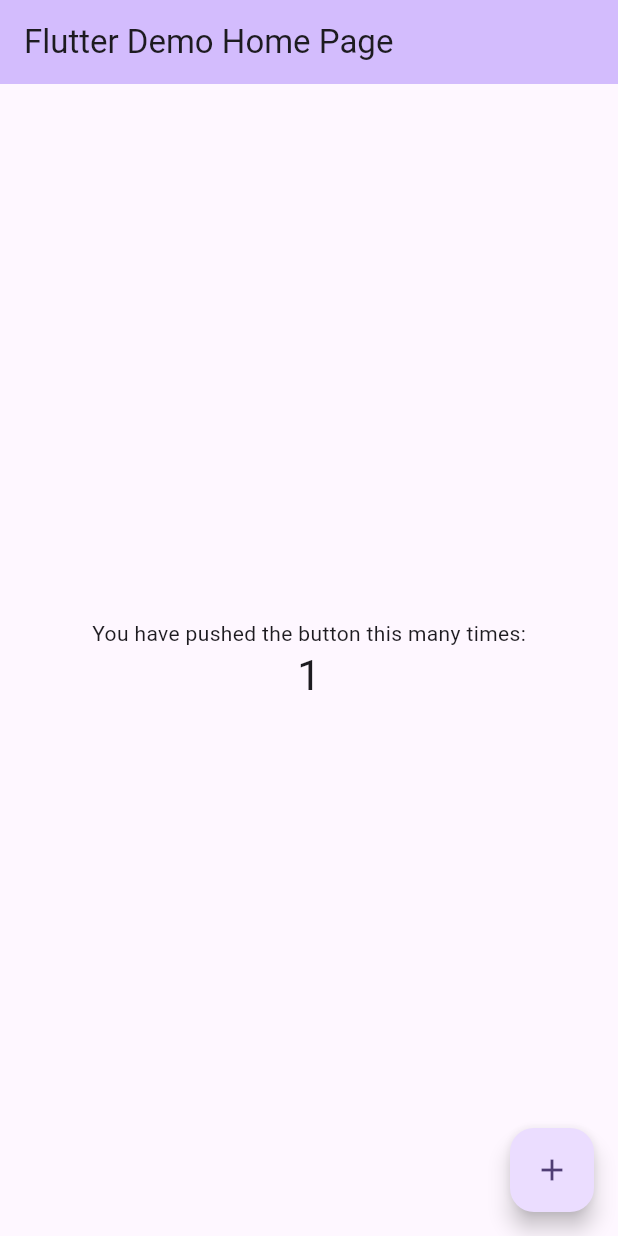
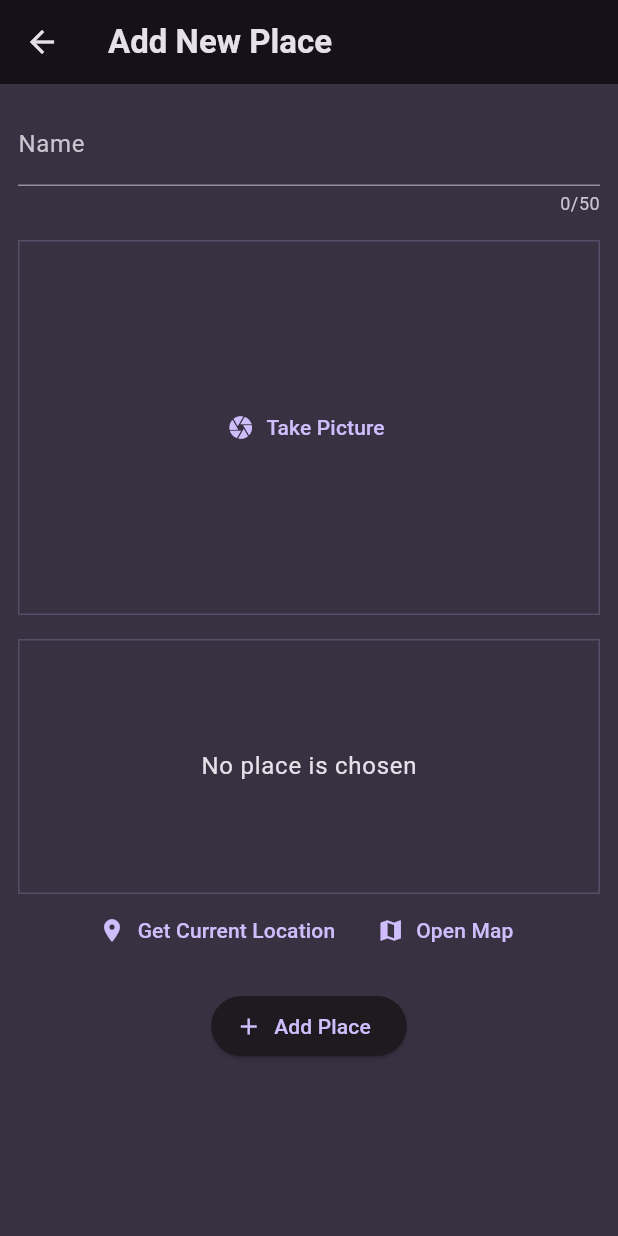
Before and after one commit to AlvinChiew/learn-dart-flutter, a Flutter app: the screen it shows after launch, after a tap on the "add" icon, on a phone screen of 412 x 824 dp. Run offline on Flutter 3.47's test engine with Material 3 defaults, Android fonts, the phone set to English and light mode, and no system bars; our stand-ins replace flutter_dotenv, flutter_riverpod, google_fonts, google_maps_flutter, image_picker, location.

Commit message:
Add learnings

```diff
--- /dev/null
+++ b/app/lib/components/location_input.dart
@@ -0,0 +1,94 @@
+import 'package:app/models/place_model.dart';
+import 'package:app/screens/map_screen.dart';
+import 'package:app/scripts/get_location.dart';
+import 'package:flutter/material.dart';
+import 'package:google_maps_flutter/google_maps_flutter.dart';
+
+class LocationInput extends StatefulWidget {
+  const LocationInput(this.returnLocation, {super.key});
+  final void Function(PlaceLocation location) returnLocation;
+
+  @override
+  State<LocationInput> createState() => _LocationInputState();
+}
+
+class Coordinate {
+  const Coordinate(this.lat, this.lng);
+  final double lat;
+  final double lng;
+}
+
+class _LocationInputState extends State<LocationInput> {
+  PlaceLocation? _location;
+  bool _isFetchingLocation = false;
+
+  void _savePlace([Coordinate? coordinate]) async {
+    setState(() {
+      _isFetchingLocation = true;
+    });
+
+    final location = coordinate == null
+        ? await getCurrentLocation()
+        : await getLocation(coordinate.lat, coordinate.lng);
+    setState(() {
+      _location = location;
+      _isFetchingLocation = false;
+    });
+    widget.returnLocation(location!);
+  }
+
+  @override
+  Widget build(BuildContext context) {
+    return Column(
+      crossAxisAlignment: CrossAxisAlignment.center,
+      children: [
+        Container(
+          alignment: Alignment.center,
+          height: 170,
+          width: double.infinity,
+          decoration: BoxDecoration(
+            border: Border.all(
+              width: 1,
+              color: Theme.of(context).colorScheme.primary.withOpacity(0.2),
+            ),
+          ),
+          child: _isFetchingLocation
+              ? const CircularProgressIndicator()
+              : _location == null
+                  ? Text(
+                      'No place is chosen',
+                      style: Theme.of(context).textTheme.bodyLarge!.copyWith(
+                          color: Theme.of(context).colorScheme.onBackground),
+                    )
+                  : Image(image: _location!.image),
+        ),
+        Row(
+          mainAxisAlignment: MainAxisAlignment.center,
+          children: [
+            TextButton.icon(
+                onPressed: () async {
+                  _savePlace();
+                },
+                icon: const Icon(Icons.location_on),
+                label: const Text('Get Current Location')),
+            TextButton.icon(
+                onPressed: () async {
+                  final LatLng? pickedLocation = await Navigator.of(context)
+                      .push(MaterialPageRoute(builder: (ctx) {
+                    return const MapScreen();
+                  }));
+
+                  if (pickedLocation == null) {
+                    return;
+                  }
+                  _savePlace(Coordinate(
+                      pickedLocation.latitude, pickedLocation.longitude));
+                },
+                icon: const Icon(Icons.map),
+                label: const Text('Open Map')),
+          ],
+        )
+      ],
+    );
+  }
+}
--- /dev/null
+++ b/app/lib/components/photo_input.dart
@@ -0,0 +1,54 @@
+import 'dart:io';
+
+import 'package:app/scripts/take_photo.dart';
+import 'package:flutter/material.dart';
+
+class PhotoInput extends StatefulWidget {
+  const PhotoInput(this.returnPhoto, {super.key});
+  final void Function(File photo) returnPhoto;
+
+  @override
+  State<PhotoInput> createState() => _PhotoInputState();
+}
+
+class _PhotoInputState extends State<PhotoInput> {
+  File? picture;
+
+  void takePicture() async {
+    final newPicture = await takePhoto();
+    setState(() {
+      picture = newPicture;
+    });
+
+    widget.returnPhoto(newPicture!);
+  }
+
+  @override
+  Widget build(BuildContext context) {
+    return Container(
+      height: 250,
+      width: double.infinity,
+      decoration: BoxDecoration(
+        border: Border.all(
+          width: 1,
+          color: Theme.of(context).colorScheme.primary.withOpacity(0.2),
+        ),
+      ),
+      child: picture == null
+          ? TextButton.icon(
+              onPressed: takePicture,
+              icon: const Icon(Icons.camera),
+              label: const Text('Take Picture'),
+            )
+          : GestureDetector(
+              onTap: takePicture,
+              child: Image.file(
+                picture!,
+                fit: BoxFit.cover,
+                height: double.infinity,
+                width: double.infinity,
+              ),
+            ),
+    );
+  }
+}
--- a/app/lib/main.dart
+++ b/app/lib/main.dart
@@ -1,125 +1,26 @@
+import 'package:app/screens/place_list_screen.dart';
+import 'package:app/theme.dart';
 import 'package:flutter/material.dart';
+import 'package:flutter_dotenv/flutter_dotenv.dart';
+import 'package:flutter_riverpod/flutter_riverpod.dart';
 
-void main() {
-  runApp(const MyApp());
+void main() async {
+  await dotenv.load();
+  runApp(const ProviderScope(child: App()));
 }
 
-class MyApp extends StatelessWidget {
-  const MyApp({super.key});
+class App extends StatelessWidget {
+  const App({Key? key}) : super(key: key);
 
-  // This widget is the root of your application.
   @override
   Widget build(BuildContext context) {
     return MaterialApp(
-      title: 'Flutter Demo',
-      theme: ThemeData(
-        // This is the theme of your application.
-        //
-        // TRY THIS: Try running your application with "flutter run". You'll see
-        // the application has a blue toolbar. Then, without quitting the app,
-        // try changing the seedColor in the colorScheme below to Colors.green
-        // and then invoke "hot reload" (save your changes or press the "hot
-        // reload" button in a Flutter-supported IDE, or press "r" if you used
-        // the command line to start the app).
-        //
-        // Notice that the counter didn't reset back to zero; the application
-        // state is not lost during the reload. To reset the state, use hot
-        // restart instead.
-        //
-        // This works for code too, not just values: Most code changes can be
-        // tested with just a hot reload.
-        colorScheme: ColorScheme.fromSeed(seedColor: Colors.deepPurple),
-        useMaterial3: true,
+      title: 'Favorite Places',
+      theme: theme,
+      home: const Padding(
+        padding: EdgeInsets.all(8),
+        child: PlaceListScreen(),
       ),
-      home: const MyHomePage(title: 'Flutter Demo Home Page'),
     );
   }
 }
-
-class MyHomePage extends StatefulWidget {
-  const MyHomePage({super.key, required this.title});
-
-  // This widget is the home page of your application. It is stateful, meaning
-  // that it has a State object (defined below) that contains fields that affect
-  // how it looks.
-
-  // This class is the configuration for the state. It holds the values (in this
-  // case the title) provided by the parent (in this case the App widget) and
-  // used by the build method of the State. Fields in a Widget subclass are
-  // always marked "final".
-
-  final String title;
-
-  @override
-  State<MyHomePage> createState() => _MyHomePageState();
-}
-
-class _MyHomePageState extends State<MyHomePage> {
-  int _counter = 0;
-
-  void _incrementCounter() {
-    setState(() {
-      // This call to setState tells the Flutter framework that something has
-      // changed in this State, which causes it to rerun the build method below
-      // so that the display can reflect the updated values. If we changed
-      // _counter without calling setState(), then the build method would not be
-      // called again, and so nothing would appear to happen.
-      _counter++;
-    });
-  }
-
-  @override
-  Widget build(BuildContext context) {
-    // This method is rerun every time setState is called, for instance as done
-    // by the _incrementCounter method above.
-    //
-    // The Flutter framework has been optimized to make rerunning build methods
-    // fast, so that you can just rebuild anything that needs updating rather
-    // than having to individually change instances of widgets.
-    return Scaffold(
-      appBar: AppBar(
-        // TRY THIS: Try changing the color here to a specific color (to
-        // Colors.amber, perhaps?) and trigger a hot reload to see the AppBar
-        // change color while the other colors stay the same.
-        backgroundColor: Theme.of(context).colorScheme.inversePrimary,
-        // Here we take the value from the MyHomePage object that was created by
-        // the App.build method, and use it to set our appbar title.
-        title: Text(widget.title),
-      ),
-      body: Center(
-        // Center is a layout widget. It takes a single child and positions it
-        // in the middle of the parent.
-        child: Column(
-          // Column is also a layout widget. It takes a list of children and
-          // arranges them vertically. By default, it sizes itself to fit its
-          // children horizontally, and tries to be as tall as its parent.
-          //
-          // Column has various properties to control how it sizes itself and
-          // how it positions its children. Here we use mainAxisAlignment to
-          // center the children vertically; the main axis here is the vertical
-          // axis because Columns are vertical (the cross axis would be
-          // horizontal).
-          //
-          // TRY THIS: Invoke "debug painting" (choose the "Toggle Debug Paint"
-          // action in the IDE, or press "p" in the console), to see the
-          // wireframe for each widget.
-          mainAxisAlignment: MainAxisAlignment.center,
-          children: <Widget>[
-            const Text(
-              'You have pushed the button this many times:',
-            ),
-            Text(
-              '$_counter',
-              style: Theme.of(context).textTheme.headlineMedium,
-            ),
-          ],
-        ),
-      ),
-      floatingActionButton: FloatingActionButton(
-        onPressed: _incrementCounter,
-        tooltip: 'Increment',
-        child: const Icon(Icons.add),
-      ), // This trailing comma makes auto-formatting nicer for build methods.
-    );
-  }
-}
--- /dev/null
+++ b/app/lib/models/place_model.dart
@@ -0,0 +1,23 @@
+import 'dart:io';
+import 'package:flutter/material.dart';
+import 'package:uuid/uuid.dart';
+
+const uuid = Uuid();
+
+class PlaceLocation {
+  const PlaceLocation(this.latitude, this.longitude, this.address, this.image);
+
+  final double latitude;
+  final double longitude;
+  final String address;
+  final MemoryImage image;
+}
+
+class Place {
+  Place(this.title, this.location, this.image) : id = uuid.v4();
+
+  final String id;
+  final String title;
+  final PlaceLocation location;
+  final File image;
+}
--- /dev/null
+++ b/app/lib/providers/place_provider.dart
@@ -0,0 +1,16 @@
+import 'dart:io';
+
+import 'package:app/models/place_model.dart';
+import 'package:flutter_riverpod/flutter_riverpod.dart';
+
+class PlaceNotifier extends StateNotifier<List<Place>> {
+  PlaceNotifier() : super([]);
+
+  void modifyPlaces(String title, PlaceLocation location, File image) {
+    state = [...state, Place(title, location, image)];
+  }
+}
+
+final placeProvider = StateNotifierProvider<PlaceNotifier, List<Place>>((ref) {
+  return PlaceNotifier();
+});
--- /dev/null
+++ b/app/lib/screens/place_input_screen.dart
@@ -0,0 +1,87 @@
+import 'dart:io';
+
+import 'package:app/components/photo_input.dart';
+import 'package:app/components/location_input.dart';
+import 'package:app/models/place_model.dart';
+import 'package:app/providers/place_provider.dart';
+import 'package:flutter/material.dart';
+import 'package:flutter_riverpod/flutter_riverpod.dart';
+
+class PlaceInputScreen extends ConsumerStatefulWidget {
+  const PlaceInputScreen({Key? key}) : super(key: key);
+
+  @override
+  ConsumerState<ConsumerStatefulWidget> createState() {
+    return PlaceInputState();
+  }
+}
+
+class PlaceInputState extends ConsumerState<PlaceInputScreen> {
+  final formKey = GlobalKey<FormState>();
+  String _name = '';
+  File? _photo;
+  PlaceLocation? _location;
+
+  @override
+  Widget build(BuildContext context) {
+    return Scaffold(
+      appBar: AppBar(
+        title: const Text('Add New Place'),
+      ),
+      body: SingleChildScrollView(
+        padding: const EdgeInsets.all(12),
+        child: Column(
+          children: [
+            Form(
+              key: formKey,
+              child: TextFormField(
+                maxLength: 50,
+                validator: (value) {
+                  if (value == null || value.isEmpty) {
+                    return 'Invalid input';
+                  }
+                  return null;
+                },
+                decoration: const InputDecoration(
+                  labelText: 'Name',
+                ),
+                onSaved: (value) {
+                  _name = value!;
+                },
+              ),
+            ),
+            const SizedBox(height: 16),
+            PhotoInput((photo) {
+              _photo = photo;
+            }),
+            const SizedBox(height: 16),
+            LocationInput((location) {
+              _location = location;
+            }),
+            const SizedBox(height: 16),
+            ElevatedButton.icon(
+              onPressed: () {
+                if (formKey.currentState!.validate()) {
+                  formKey.currentState!.save();
+
+                  if (_location == null || _photo == null) {
+                    ScaffoldMessenger.of(context).showSnackBar(const SnackBar(
+                        content: Text('Please provide all inputs')));
+                    return;
+                  }
+
+                  ref
+                      .read(placeProvider.notifier)
+                      .modifyPlaces(_name, _location!, _photo!);
+                  Navigator.of(context).pop();
+                }
+              },
+              icon: const Icon(Icons.add),
+              label: const Text('Add Place'),
+            ),
+          ],
+        ),
+      ),
+    );
+  }
+}
--- /dev/null
+++ b/app/lib/screens/place_list_screen.dart
@@ -0,0 +1,62 @@
+import 'package:app/providers/place_provider.dart';
+import 'package:app/screens/place_input_screen.dart';
+import 'package:app/screens/place_detail_screen.dart';
+import 'package:flutter/material.dart';
+import 'package:flutter_riverpod/flutter_riverpod.dart';
+
+class PlaceListScreen extends ConsumerWidget {
+  const PlaceListScreen({super.key});
+
+  @override
+  Widget build(BuildContext context, WidgetRef ref) {
+    final places = ref.watch(placeProvider);
+    return Scaffold(
+      appBar: AppBar(
+        title: const Text('Favorite Places'),
+        actions: [
+          IconButton(
+              onPressed: () {
+                Navigator.of(context).push(MaterialPageRoute(builder: (ctx) {
+                  return const PlaceInputScreen();
+                }));
+              },
+              icon: const Icon(Icons.add))
+        ],
+      ),
+      body: places.isEmpty
+          ? const Center(
+              child: Text('No places added yet'),
+            )
+          : ListView.builder(
+              itemCount: places.length,
+              itemBuilder: (ctx, index) {
+                final placePhoto = FileImage(places[index].image);
+
+                return ListTile(
+                  leading: CircleAvatar(
+                    radius: 20,
+                    backgroundColor: Colors.white,
+                    backgroundImage: placePhoto,
+                  ),
+                  title: Text(
+                    places[index].title,
+                    style: Theme.of(context).textTheme.titleMedium!.copyWith(
+                        color: Theme.of(context).colorScheme.onBackground),
+                  ),
+                  subtitle: Text(
+                    places[index].location.address,
+                    style: Theme.of(context).textTheme.bodySmall!.copyWith(
+                        color: Theme.of(context).colorScheme.onBackground),
+                  ),
+                  onTap: () {
+                    Navigator.of(context)
+                        .push(MaterialPageRoute(builder: (ctx) {
+                      return PlaceDetailScreen(places[index]);
+                    }));
+                  },
+                );
+              },
+            ),
+    );
+  }
+}
--- /dev/null
+++ b/app/lib/theme.dart
@@ -0,0 +1,33 @@
+import 'package:flutter/material.dart';
+import 'package:google_fonts/google_fonts.dart';
+
+final colorScheme = ColorScheme.fromSeed(
+  brightness: Brightness.dark,
+  seedColor: const Color.fromARGB(255, 102, 6, 247),
+  background: const Color.fromARGB(255, 56, 49, 66),
+);
+
+final theme = ThemeData(useMaterial3: true).copyWith(
+  scaffoldBackgroundColor: colorScheme.background,
+  colorScheme: colorScheme,
+  textTheme: GoogleFonts.ubuntuCondensedTextTheme().copyWith(
+    titleSmall: GoogleFonts.ubuntuCondensed(
+      fontWeight: FontWeight.bold,
+    ),
+    titleMedium: GoogleFonts.ubuntuCondensed(
+      fontWeight: FontWeight.bold,
+    ),
+    titleLarge: GoogleFonts.ubuntuCondensed(
+      fontWeight: FontWeight.bold,
+    ),
+    bodySmall: GoogleFonts.ubuntuCondensed(
+      color: Colors.white,
+    ),
+    bodyMedium: GoogleFonts.ubuntuCondensed(
+      color: Colors.white,
+    ),
+    bodyLarge: GoogleFonts.ubuntuCondensed(
+      color: Colors.white,
+    ),
+  ),
+);
```
Also changed, not shown: app/lib/screens/map_screen.dart (added, +62 -0 lines), app/lib/screens/place_detail_screen.dart (added, +68 -0 lines), app/lib/scripts/get_location.dart (added, +75 -0 lines), app/lib/scripts/take_photo.dart (added, +13 -0 lines), app/pubspec.yaml (+10 -5 lines), app/pubspec.lock, 11 other files.
